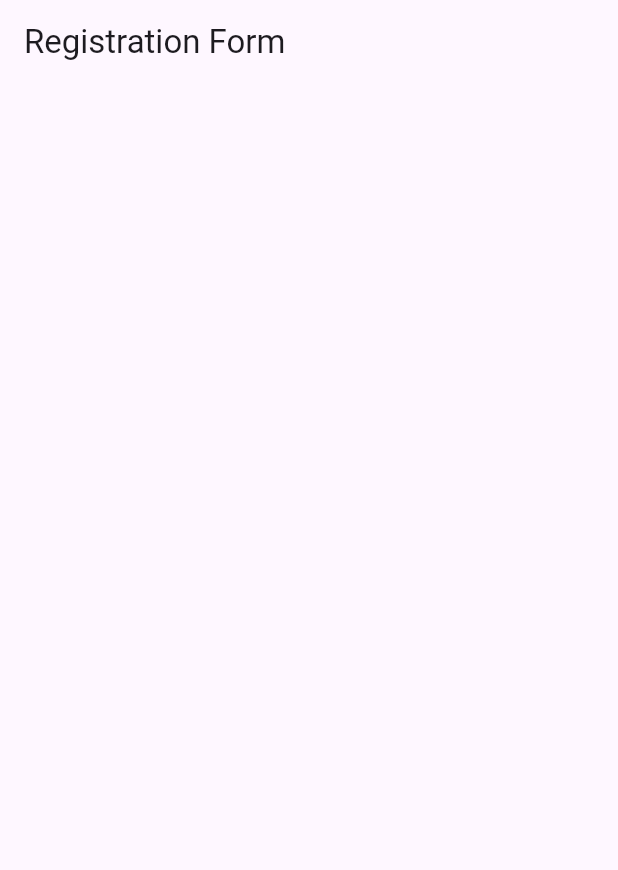
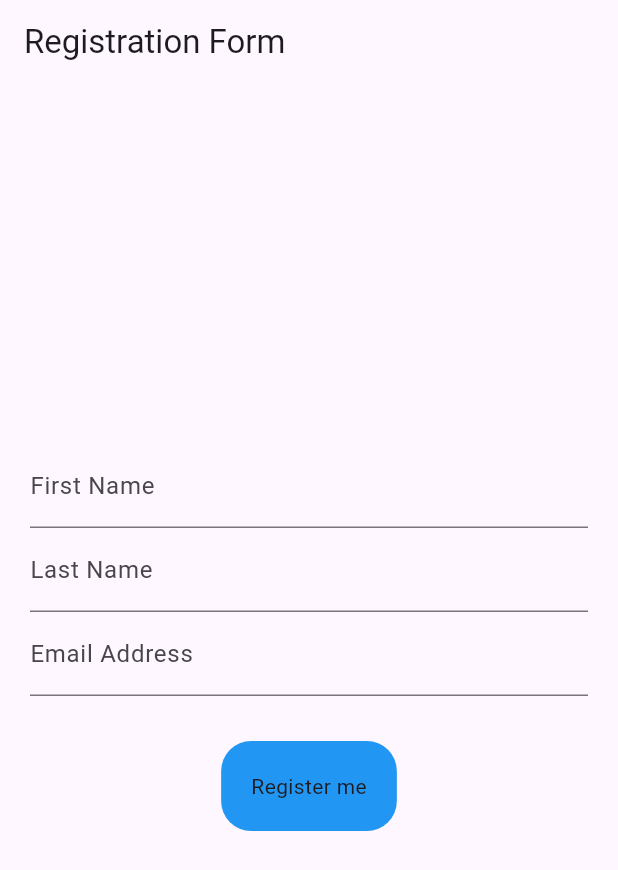
Before and after one commit to Dara-gif/registration_form, a Flutter app: the screen it shows after launch, on a phone screen of 412 x 824 dp. Shown: the top 870 px of the screen. Run offline on Flutter 3.47's test engine with Material 3 defaults, Android fonts, the phone set to English and light mode, and no system bars.

Commit message:
registration_screen

```diff
--- /dev/null
+++ b/lib/Screens/registration_Screen.dart
@@ -0,0 +1,85 @@
+import 'package:flutter/material.dart';
+import 'package:registration_form/Screens/details%20.screen.dart';
+class RegistrationScreen extends StatefulWidget {
+  @override
+  _RegistrationScreenState createState() => _RegistrationScreenState();
+}
+
+class _RegistrationScreenState extends State<RegistrationScreen> {
+
+  final TextEditingController firstNameController = TextEditingController();
+  final TextEditingController lastNameController = TextEditingController();
+  final TextEditingController emailController = TextEditingController();
+  bool isRegistered = false;
+
+  @override
+  Widget build(BuildContext context) {
+    return Scaffold(
+      appBar: AppBar(
+        title: const Text("Registration Form"),
+      ),
+      body: Padding(
+        padding: const EdgeInsets.all(20),
+        child: Column(
+          mainAxisAlignment: MainAxisAlignment.center,
+          children: [
+            // Correctly added TextField
+            TextField(
+              controller: firstNameController,
+              decoration: const InputDecoration(
+                labelText: 'First Name',
+              ),
+              ),
+              TextField(
+                controller: lastNameController,
+                decoration:const InputDecoration(
+                  labelText: "Last Name"
+                ),
+              ),
+                 TextField(
+                  controller: emailController,
+                  decoration:const InputDecoration(
+                    labelText: "Email Address"
+                  ),
+                 ),
+                 const SizedBox(height: 30,),
+                 GestureDetector(
+                  onTap: () {
+                    setState(() {
+                      isRegistered = !isRegistered;
+                    });
+                  },
+                  child: Container(
+                    padding: const EdgeInsets.all(20),
+                    decoration : BoxDecoration(
+                      color: isRegistered?Colors.green:Colors.blue,
+                      borderRadius: BorderRadius.circular(20),
+
+                    ),
+                    child: Text(
+                      isRegistered?"Registration Successful":"Register me",
+                    ),
+                    ),
+
+                 ) ,
+                SizedBox(height: 30,),
+                if(isRegistered)
+                ElevatedButton(onPressed:(){
+                  Navigator.push(context, MaterialPageRoute(builder: (context)
+                  =>DetailsScreen(
+                    firstname: firstNameController.text,
+                    lastname: lastNameController.text,
+                    email: emailController.text,
+
+                  ),
+                  ),
+                  );
+                } , child: Text("Veiw Registration Details"),
+                ),
+          ],
+     ),
+     ),
+      );
+
+  }
+}
--- a/lib/Screens/regstration_Screen.dart
+++ /dev/null
@@ -1,21 +0,0 @@
-import 'package:flutter/material.dart';
-
-class RegistrationScreen extends StatefulWidget {
-  _RegistrationScreenState createState() => _RegistrationScreenState();
-}
-
-class _RegistrationScreenState extends State<RegistrationScreen> {
-  final TextEditingController firstNameController = TextEditingController();
-  final TextEditingController lastNameController = TextEditingController();
-  final TextEditingController emailController = TextEditingController();
-  bool isRegistered = false;
-
-  @override
-  Widget build(BuildContext context) {
-    return Scaffold(
-      appBar: AppBar(
-        title: const Text("Registration Form"),
-      ),
-    );
-  }
-}
--- a/lib/main.dart
+++ b/lib/main.dart
@@ -1,5 +1,5 @@
 import 'package:flutter/material.dart';
-import 'Screens/regstration_Screen.dart';
+import 'Screens/registration_Screen.dart';
 void main(){
   runApp(MyApp());
 }
```
Also changed, not shown: lib/Screens/details .screen.dart (added, +37 -0 lines), lib/Screens/details_Screen.dart (deleted).
